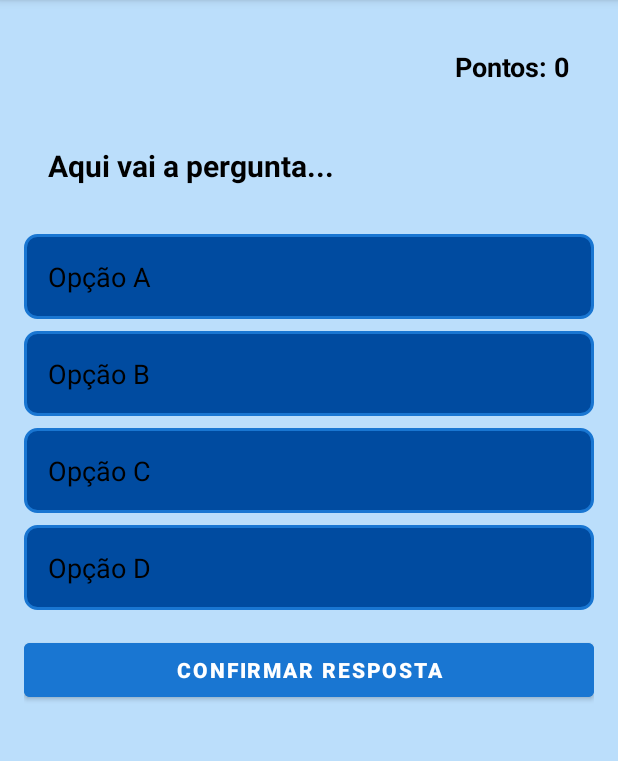
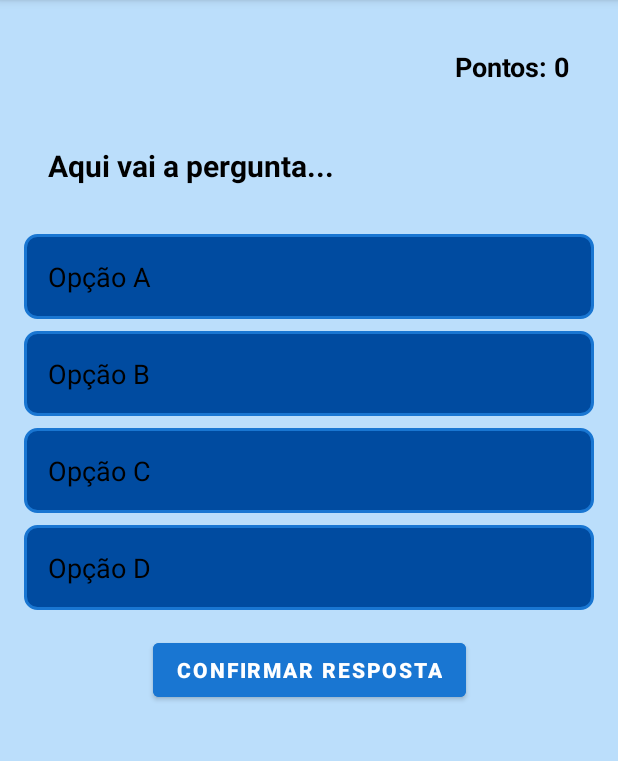
Before and after one commit to rafaelmarcal1/QuizAedes, an Android app: the PerguntasActivity screen opened directly, with no data from a screen before it, on a phone screen of 412 x 824 dp, the part 84-845 px from its top. Run offline under Robolectric (Android 15) with nearby library versions, the phone set to English and light mode, and no system bars; our stand-ins replace Firebase (no records; nobody signed in at launch, a user with empty details on screens opened directly).

Commit message:
Arrumando o botão da tela perguntas

```diff
--- a/app/src/main/res/layout/activity_perguntas.xml
+++ b/app/src/main/res/layout/activity_perguntas.xml
@@ -102,7 +102,7 @@
     <!-- Botão para confirmar resposta -->
     <Button
         android:id="@+id/btnConfirmarResposta"
-        android:layout_width="0dp"
+        android:layout_width="wrap_content"
         android:layout_height="wrap_content"
         android:text="Confirmar Resposta"
         android:textStyle="bold"
```
